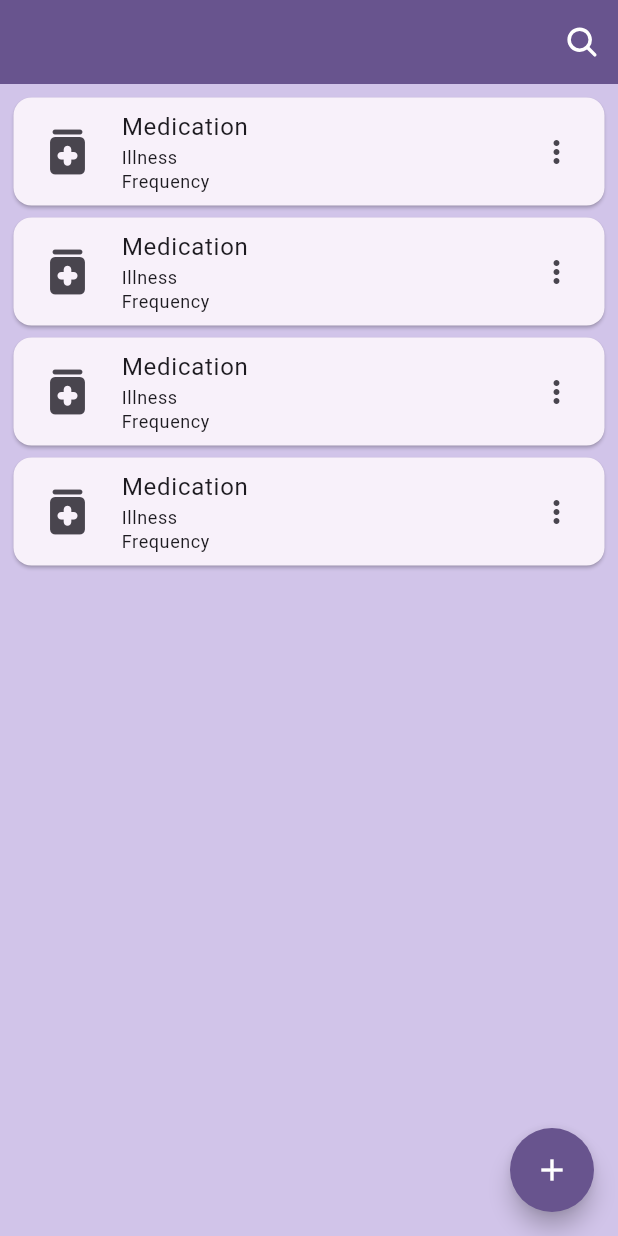
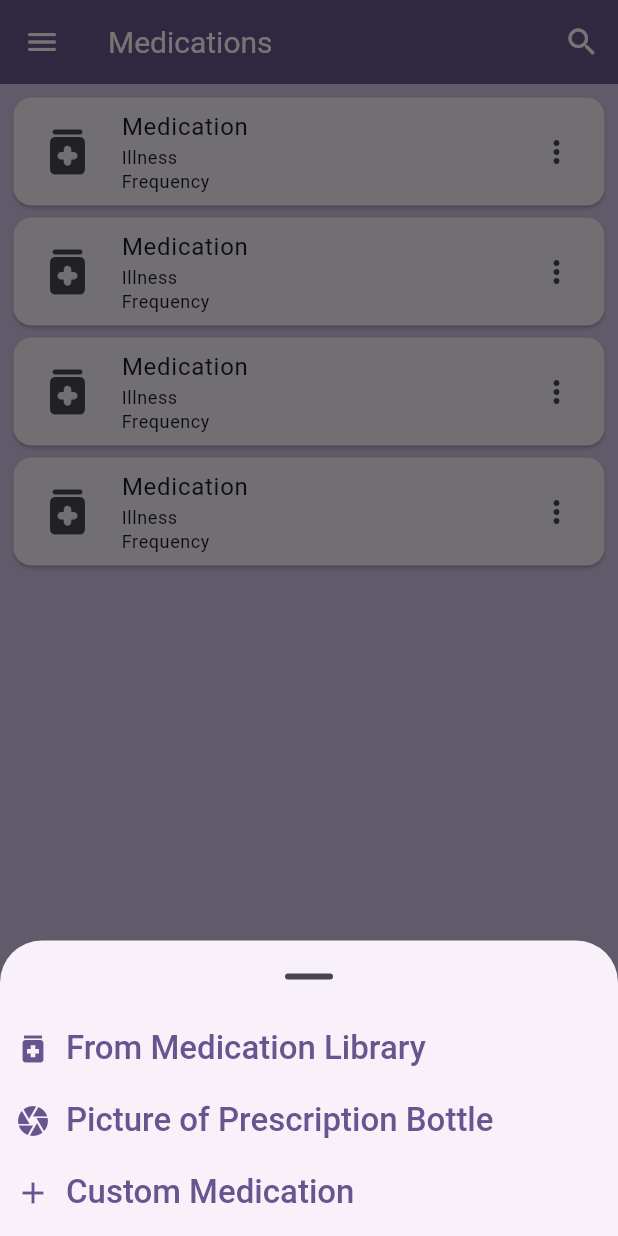
Before and after one commit to Devanand-Sharma/medication-dispenser, a Flutter app: the MedicationScreen screen opened directly, after a tap on the "add" icon, on a phone screen of 412 x 824 dp. Run offline on Flutter 3.47's test engine with Material 3 defaults, Android fonts, the phone set to English and light mode, and no system bars; our stand-ins replace gap, table_calendar.

Commit message:
Bottom Modal + New Medication Screen Created
Signed-off-by: Keeshigan Pirabaharan <kpirabaharan3@gmail.com>

```diff
--- a/lib/main.dart
+++ b/lib/main.dart
@@ -2,6 +2,7 @@ import 'package:flutter/material.dart';
 
 import 'package:medication_app/screens/appointments.dart';
 import 'package:medication_app/screens/doctors.dart';
+import 'package:medication_app/screens/new_medication.dart';
 import 'package:medication_app/screens/notes.dart';
 import 'package:medication_app/screens/refills.dart';
 import 'package:medication_app/screens/reports.dart';
@@ -38,6 +39,7 @@ class MyApp extends StatelessWidget {
       routes: {
         AppointmentsScreen.routeName: (context) => const AppointmentsScreen(),
         DoctorsScreen.routeName: (context) => const DoctorsScreen(),
+        NewMedicationScreen.routeName: (context) => const NewMedicationScreen(),
         NotesScreen.routeName: (context) => const NotesScreen(),
         RefillsScreen.routeName: (context) => const RefillsScreen(),
         ReportsScreen.routeName: (context) => const ReportsScreen(),
--- a/lib/screens/history.dart
+++ b/lib/screens/history.dart
@@ -1,5 +1,5 @@
 import 'package:flutter/material.dart';
-import 'package:ionicons/ionicons.dart';
+
 import 'package:table_calendar/table_calendar.dart';
 
 class HistoryScreen extends StatefulWidget {
@@ -21,16 +21,13 @@ class _HistoryScreenState extends State<HistoryScreen> {
         leading: IconButton(
             icon: const Icon(Icons.menu),
             onPressed: () => Scaffold.of(context).openDrawer()),
+        title: const Text('History'),
         foregroundColor: Theme.of(context).colorScheme.onPrimary,
         actions: [
           IconButton(
             onPressed: () {},
             icon: const Icon(Icons.calendar_month_rounded),
           ),
-          IconButton(
-            onPressed: () {},
-            icon: const Icon(Ionicons.document_text),
-          )
         ],
         backgroundColor: Theme.of(context).colorScheme.primary,
       ),
--- a/lib/screens/medication.dart
+++ b/lib/screens/medication.dart
@@ -1,6 +1,7 @@
 import 'package:flutter/material.dart';
-import 'package:ionicons/ionicons.dart';
+
 import 'package:medication_app/widgets/medication_card.dart';
+import 'package:medication_app/widgets/new_medication_modal.dart';
 
 class MedicationScreen extends StatefulWidget {
   const MedicationScreen({super.key});
@@ -10,16 +11,32 @@ class MedicationScreen extends StatefulWidget {
 }
 
 class _MedicationScreenState extends State<MedicationScreen> {
+  void _createNewMedication(BuildContext ctx) {
+    showModalBottomSheet(
+      context: ctx,
+      isScrollControlled: false,
+      isDismissible: true,
+      enableDrag: true,
+      showDragHandle: true,
+      builder: (bCtx) => const SingleChildScrollView(
+        child: NewMedicationModal(),
+      ),
+    );
+  }
 
   @override
   Widget build(BuildContext context) {
     return Scaffold(
       appBar: AppBar(
+        leading: IconButton(
+            icon: const Icon(Icons.menu),
+            onPressed: () => Scaffold.of(context).openDrawer()),
+        title: const Text('Medications'),
         foregroundColor: Theme.of(context).colorScheme.onPrimary,
         actions: [
           IconButton(
             onPressed: () {},
-            icon: const Icon(Ionicons.search),
+            icon: const Icon(Icons.search),
           )
         ],
         backgroundColor: Theme.of(context).colorScheme.primary,
@@ -40,9 +57,7 @@ class _MedicationScreenState extends State<MedicationScreen> {
         ]),
       ),
       floatingActionButton: FloatingActionButton(
-        onPressed: () {
-          // TODO: Add a new page to be popped up when button is clicked.
-        },
+        onPressed: () => _createNewMedication(context),
         backgroundColor: Theme.of(context).colorScheme.primary,
         foregroundColor: Theme.of(context).colorScheme.onPrimary,
         shape: const CircleBorder(),
--- /dev/null
+++ b/lib/screens/new_medication.dart
@@ -0,0 +1,17 @@
+import 'package:flutter/material.dart';
+
+class NewMedicationScreen extends StatelessWidget {
+  static const String routeName = '/new-medication';
+  const NewMedicationScreen({super.key});
+
+  @override
+  Widget build(BuildContext context) {
+    return Scaffold(
+      appBar: AppBar(
+        title: const Text('New Medication'),
+        foregroundColor: Theme.of(context).colorScheme.onPrimary,
+        backgroundColor: Theme.of(context).colorScheme.primary,
+      ),
+    );
+  }
+}
--- /dev/null
+++ b/lib/widgets/new_medication_item.dart
@@ -0,0 +1,40 @@
+import 'package:flutter/material.dart';
+import 'package:gap/gap.dart';
+
+class NewMedicationItem extends StatelessWidget {
+  final String label;
+  final IconData icon;
+  final VoidCallback action;
+
+  const NewMedicationItem({
+    super.key,
+    required this.label,
+    required this.icon,
+    required this.action,
+  });
+
+  @override
+  Widget build(BuildContext context) {
+    return InkWell(
+      onTap: action,
+      child: Padding(
+        padding: const EdgeInsets.symmetric(horizontal: 5, vertical: 10),
+        child: Row(
+          children: [
+            Icon(
+              icon,
+              color: Theme.of(context).colorScheme.primary,
+            ),
+            const Gap(10),
+            Text(
+              label,
+              style: Theme.of(context).textTheme.titleLarge?.copyWith(
+                  color: Theme.of(context).colorScheme.primary,
+                  fontWeight: FontWeight.w500),
+            ),
+          ],
+        ),
+      ),
+    );
+  }
+}
--- /dev/null
+++ b/lib/widgets/new_medication_modal.dart
@@ -0,0 +1,41 @@
+import 'package:flutter/material.dart';
+
+import 'package:medication_app/widgets/new_medication_item.dart';
+
+class NewMedicationModal extends StatelessWidget {
+  const NewMedicationModal({super.key});
+
+  @override
+  Widget build(BuildContext context) {
+    return Padding(
+      padding: EdgeInsets.fromLTRB(
+          5, 0, 5, 5 + MediaQuery.of(context).padding.bottom),
+      child: SizedBox(
+        width: double.infinity,
+        child: Column(
+          crossAxisAlignment: CrossAxisAlignment.start,
+          children: [
+            NewMedicationItem(
+              label: 'From Medication Library',
+              icon: Icons.medication,
+              action: () => Navigator.of(context).pop(),
+            ),
+            NewMedicationItem(
+              label: 'Picture of Prescription Bottle',
+              icon: Icons.camera,
+              action: () => Navigator.of(context).pop(),
+            ),
+            NewMedicationItem(
+              label: 'Custom Medication',
+              icon: Icons.add,
+              action: () {
+                Navigator.of(context).pop();
+                Navigator.of(context).pushNamed('/new-medication');
+              },
+            ),
+          ],
+        ),
+      ),
+    );
+  }
+}
--- a/pubspec.yaml
+++ b/pubspec.yaml
@@ -36,7 +36,8 @@ dependencies:
   cupertino_icons: ^1.0.8
   gap: ^3.0.1
   intl: ^0.19.0
-  ionicons: ^0.2.2
+  # We can re-add this package if we need to use it, default icons preferred over this
+  # ionicons: ^0.2.2
   table_calendar: ^3.1.2
 
 dev_dependencies:
```
Also changed, not shown: pubspec.lock.
